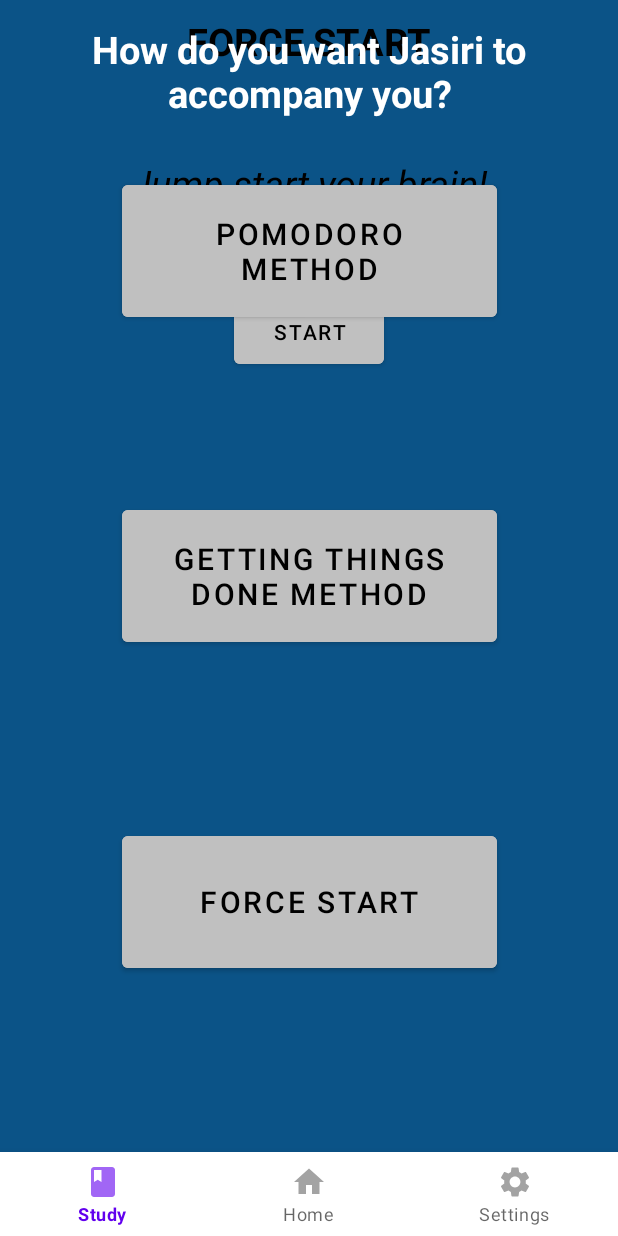
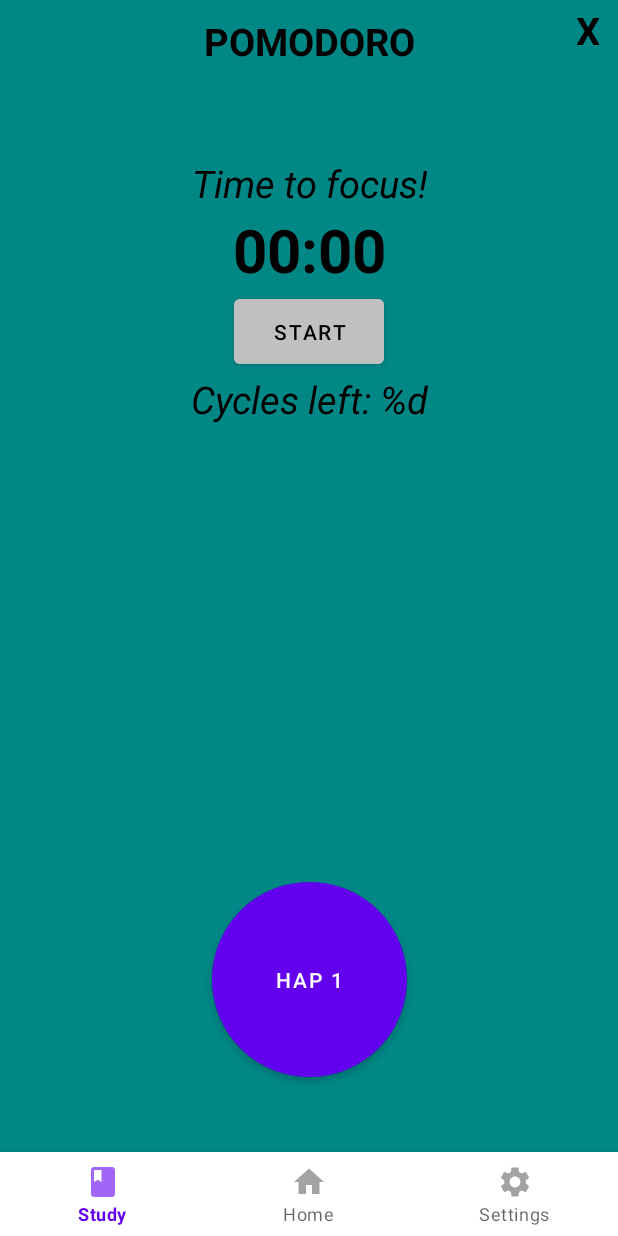
Before and after one commit to chlowhee/FYP-1-APP, an Android app: the fragment StudyFragment placed in its activity, after a tap on "POMODORO METHOD", on a phone screen of 412 x 824 dp. Run offline under Robolectric (Android 15) with nearby library versions, the phone set to English and light mode, and no system bars; our stand-ins replace Dagger/Hilt's generated code.

Commit message:
child study fragment overlaps correctly

```diff
--- a/app/src/main/java/com/example/jasiribrain/bluetooth/BTDeviceFragment.java
+++ b/app/src/main/java/com/example/jasiribrain/bluetooth/BTDeviceFragment.java
@@ -120,7 +120,7 @@ public class BTDeviceFragment extends Fragment implements OnRecyclerViewInteract
     }
 
     private void initExitBtn() {
-        binding.exitBtn.setOnClickListener(v ->
+        binding.btDeviceExitBtn.setOnClickListener(v ->
                 requireActivity().finish()
             );
     }
--- a/app/src/main/java/com/example/jasiribrain/ui/MainActivity.kt
+++ b/app/src/main/java/com/example/jasiribrain/ui/MainActivity.kt
@@ -98,7 +98,6 @@ class MainActivity : AppCompatActivity() {
                 R.id.study -> setCurrentFragment(studyFrag)
                 R.id.home -> setCurrentFragment(homeFrag)
                 R.id.settings -> setCurrentFragment(settingsFrag)
-
             }
             true
         }
--- a/app/src/main/java/com/example/jasiribrain/ui/PomodoroStudyFrag.kt
+++ b/app/src/main/java/com/example/jasiribrain/ui/PomodoroStudyFrag.kt
@@ -1,5 +1,6 @@
 package com.example.jasiribrain.ui
 
+import android.annotation.SuppressLint
 import android.os.Bundle
 import android.view.LayoutInflater
 import android.view.View
@@ -20,8 +21,18 @@ class PomodoroStudyFrag: Fragment() {
         return binding.root
     }
 
+    @SuppressLint("ClickableViewAccessibility")
     override fun onViewCreated(view: View, savedInstanceState: Bundle?) {
         super.onViewCreated(view, savedInstanceState)
+        view.setOnTouchListener { _, _ -> true }
+
+        initPomodoroExitBtn()
+    }
+
+    private fun initPomodoroExitBtn() {
+        binding.pomodoroExitBtn.setOnClickListener {
+            parentFragmentManager.beginTransaction().remove(this).commitNow()
+        }
     }
 
     //TODO: custom countdown timer but default 25 mins
--- a/app/src/main/java/com/example/jasiribrain/ui/StudyFragment.kt
+++ b/app/src/main/java/com/example/jasiribrain/ui/StudyFragment.kt
@@ -13,7 +13,7 @@ class StudyFragment: Fragment() {
     private var _binding: FragmentStudyBinding? = null
     private val binding get() = _binding!!
 
-    private lateinit var pomodoroStudyFrag: PomodoroStudyFrag
+    private val pomodoroStudyFrag = PomodoroStudyFrag()
     private val forceStartStudyFrag = ForceStartStudyFrag()
 
     override fun onCreateView(
@@ -26,13 +26,20 @@ class StudyFragment: Fragment() {
 
     override fun onViewCreated(view: View, savedInstanceState: Bundle?) {
         super.onViewCreated(view, savedInstanceState)
-        pomodoroCheck()
+        studyMethodCheck()
     }
 
-    private fun pomodoroCheck() {
-        binding.pomodoroBtn.setOnClickListener {
-            //test
-            childFragmentManager.beginTransaction().replace(R.id.methodFragment, forceStartStudyFrag).setReorderingAllowed(true).commitNow()
+    private fun studyMethodCheck() {
+        binding.run {
+            pomodoroBtn.setOnClickListener { studyFragOpener(pomodoroStudyFrag) }
+            forceStartBtn.setOnClickListener { studyFragOpener(forceStartStudyFrag) }
+        }
+    }
+
+    private fun studyFragOpener(fragment: Fragment) {
+        childFragmentManager.beginTransaction().apply {
+            replace(R.id.methodFragment, fragment)
+            commitNow()
         }
     }
 
--- a/app/src/main/res/layout/frag_study_pomodoro.xml
+++ b/app/src/main/res/layout/frag_study_pomodoro.xml
@@ -2,7 +2,8 @@
 <androidx.constraintlayout.widget.ConstraintLayout xmlns:android="http://schemas.android.com/apk/res/android"
     xmlns:app="http://schemas.android.com/apk/res-auto"
     android:layout_width="match_parent"
-    android:layout_height="match_parent">
+    android:layout_height="match_parent"
+    android:background="@color/teal_700">
 
     <TextView
         android:id="@+id/pomodoro_title"
@@ -92,4 +93,16 @@
         app:layout_constraintEnd_toEndOf="parent"
         android:layout_marginBottom="50dp"
         app:layout_constraintBottom_toBottomOf="parent"/>
+
+    <TextView
+        android:id="@+id/pomodoro_exit_btn"
+        android:layout_width="40dp"
+        android:layout_height="40dp"
+        android:text="@string/exit_x"
+        android:textStyle="bold"
+        android:textSize="25sp"
+        android:textColor="@color/black"
+        android:gravity="center"
+        app:layout_constraintTop_toTopOf="parent"
+        app:layout_constraintEnd_toEndOf="parent"/>
 </androidx.constraintlayout.widget.ConstraintLayout>
--- a/app/src/main/res/layout/fragment_bt_device.xml
+++ b/app/src/main/res/layout/fragment_bt_device.xml
@@ -6,7 +6,7 @@
     android:background="@color/black">
 
     <TextView
-        android:id="@+id/exit_btn"
+        android:id="@+id/bt_device_exit_btn"
         android:layout_width="40dp"
         android:layout_height="40dp"
         android:text="@string/exit_x"
@@ -24,7 +24,7 @@
         android:drawableStart="@drawable/ic_refresh"
         android:gravity="center"
         app:layout_constraintTop_toTopOf="parent"
-        app:layout_constraintEnd_toStartOf="@+id/exit_btn"/>
+        app:layout_constraintEnd_toStartOf="@+id/bt_device_exit_btn"/>
 
     <TextView
         android:id="@+id/bt_devices_title"
--- a/app/src/main/res/layout/fragment_study.xml
+++ b/app/src/main/res/layout/fragment_study.xml
@@ -6,15 +6,6 @@
     android:layout_height="match_parent"
     android:background="@color/background"
     tools:context=".ui.MainActivity">
-
-    <FrameLayout
-        android:id="@+id/methodFragment"
-        android:layout_width="match_parent"
-        android:layout_height="match_parent"
-        app:layout_constraintEnd_toEndOf="parent"
-        app:layout_constraintHorizontal_bias="0.5"
-        app:layout_constraintStart_toStartOf="parent"
-        app:layout_constraintTop_toTopOf="parent" />
 
     <TextView
         android:id="@+id/study_title"
@@ -69,4 +60,14 @@
         app:layout_constraintEnd_toEndOf="parent"
         app:layout_constraintBottom_toBottomOf="parent"/>
 
+    <FrameLayout
+        android:id="@+id/methodFragment"
+        android:layout_width="match_parent"
+        android:layout_height="match_parent"
+        android:elevation="20dp"
+        app:layout_constraintEnd_toEndOf="parent"
+        app:layout_constraintHorizontal_bias="0.5"
+        app:layout_constraintStart_toStartOf="parent"
+        app:layout_constraintTop_toTopOf="parent" />
+
 </androidx.constraintlayout.widget.ConstraintLayout>
```
Also changed, not shown: app/src/main/java/com/example/jasiribrain/ui/ForceStartStudyFrag.kt (+11 -0 lines), app/src/main/res/layout/frag_study_force_start.xml (+14 -1 lines).
